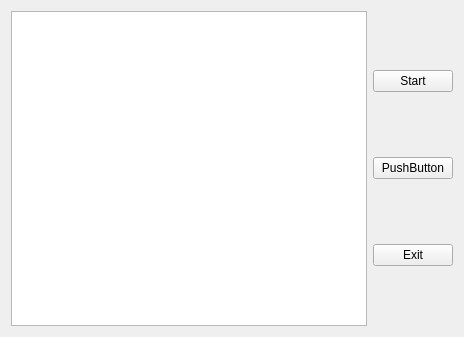
Old version of the form mainwindow.ui in the repository dnguyen79/Checkers-1.
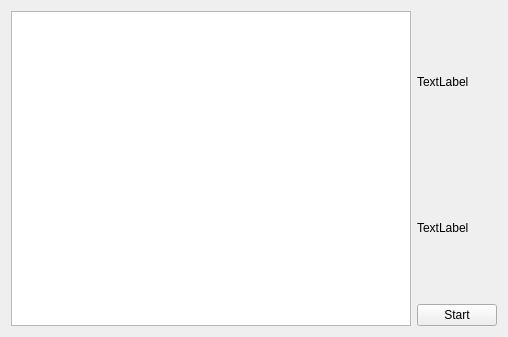
New version of the form.

Patch:
```diff
--- a/mainwindow.ui
+++ b/mainwindow.ui
@@ -6,7 +6,7 @@
    <rect>
     <x>0</x>
     <y>0</y>
-    <width>464</width>
+    <width>508</width>
     <height>337</height>
    </rect>
   </property>
@@ -19,28 +19,31 @@
      <widget class="QGraphicsView" name="graphicsView"/>
     </item>
     <item>
-     <layout class="QVBoxLayout" name="verticalLayout">
+     <layout class="QVBoxLayout" name="verticalLayout_2">
+      <property name="leftMargin">
+       <number>0</number>
+      </property>
       <item>
-       <widget class="QPushButton" name="pushButton">
+       <widget class="QLabel" name="label">
+        <property name="text">
+         <string>TextLabel</string>
+        </property>
+       </widget>
+      </item>
+      <item>
+       <widget class="QLabel" name="label_2">
+        <property name="text">
+         <string>TextLabel</string>
+        </property>
+       </widget>
+      </item>
+      <item>
+       <widget class="QPushButton" name="startButton">
         <property name="text">
          <string>Start</string>
         </property>
        </widget>
       </item>
-      <item>
-       <widget class="QPushButton" name="pushButton_3">
-        <property name="text">
-         <string>PushButton</string>
-        </property>
-       </widget>
-      </item>
-      <item>
-       <widget class="QPushButton" name="pushButton_2">
-        <property name="text">
-         <string>Exit</string>
-        </property>
-       </widget>
-      </item>
      </layout>
     </item>
    </layout>
```
Left out of the diff: 2 changed lines with no effect on the pictures.
